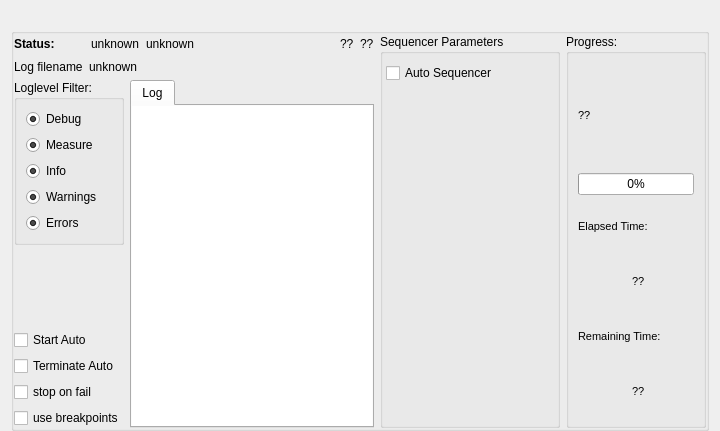
First picture: the form in src/ATE_spyder/ate_spyder_lab_control/widgets/main_widget.ui, repository Semi-ATE/Semi-ATE, before the edit.
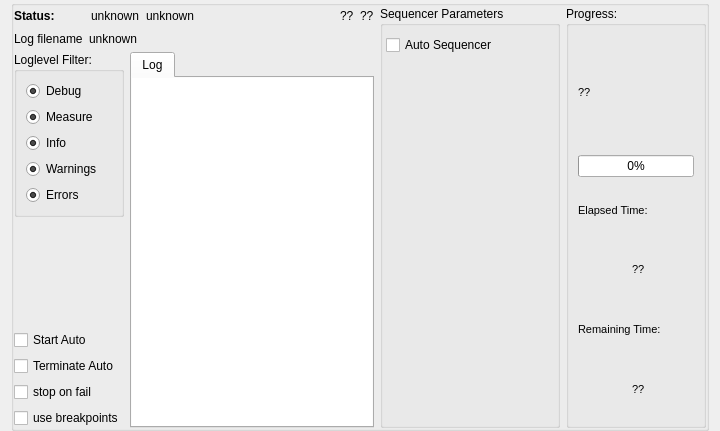
Second picture: the form after the edit.

```diff
--- a/src/ATE_spyder/ate_spyder_lab_control/widgets/main_widget.ui
+++ b/src/ATE_spyder/ate_spyder_lab_control/widgets/main_widget.ui
@@ -26,61 +26,6 @@
    <property name="bottomMargin">
     <number>0</number>
    </property>
-   <item>
-    <widget class="QFrame" name="MenuBar">
-     <property name="enabled">
-      <bool>true</bool>
-     </property>
-     <property name="sizePolicy">
-      <sizepolicy hsizetype="Preferred" vsizetype="Minimum">
-       <horstretch>0</horstretch>
-       <verstretch>0</verstretch>
-      </sizepolicy>
-     </property>
-     <property name="minimumSize">
-      <size>
-       <width>0</width>
-       <height>28</height>
-      </size>
-     </property>
-     <property name="contextMenuPolicy">
-      <enum>Qt::ActionsContextMenu</enum>
-     </property>
-     <property name="autoFillBackground">
-      <bool>true</bool>
-     </property>
-     <layout class="QVBoxLayout" name="verticalLayout_7">
-      <property name="spacing">
-       <number>2</number>
-      </property>
-      <property name="leftMargin">
-       <number>0</number>
-      </property>
-      <property name="topMargin">
-       <number>0</number>
-      </property>
-      <property name="rightMargin">
-       <number>0</number>
-      </property>
-      <property name="bottomMargin">
-       <number>0</number>
-      </property>
-      <item>
-       <layout class="QHBoxLayout" name="horizontalLayout_4">
-        <property name="spacing">
-         <number>10</number>
-        </property>
-        <property name="sizeConstraint">
-         <enum>QLayout::SetMaximumSize</enum>
-        </property>
-        <property name="topMargin">
-         <number>0</number>
-        </property>
-       </layout>
-      </item>
-     </layout>
-    </widget>
-   </item>
    <item>
     <widget class="QGroupBox" name="Bcomputer">
      <property name="statusTip">
```
